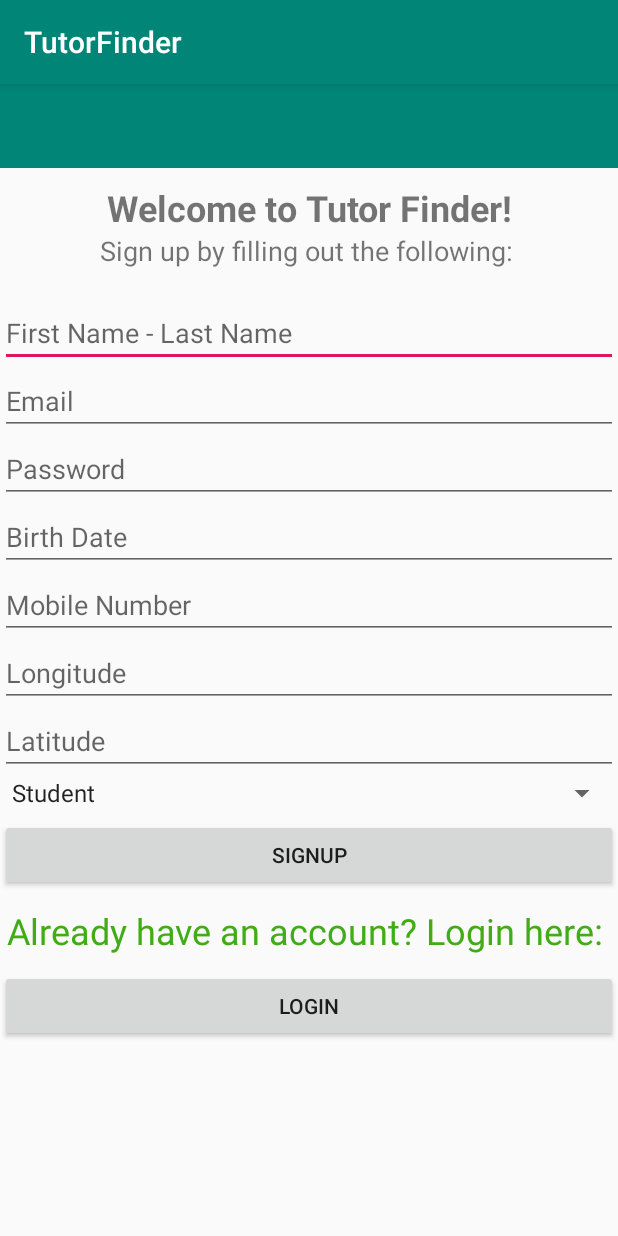
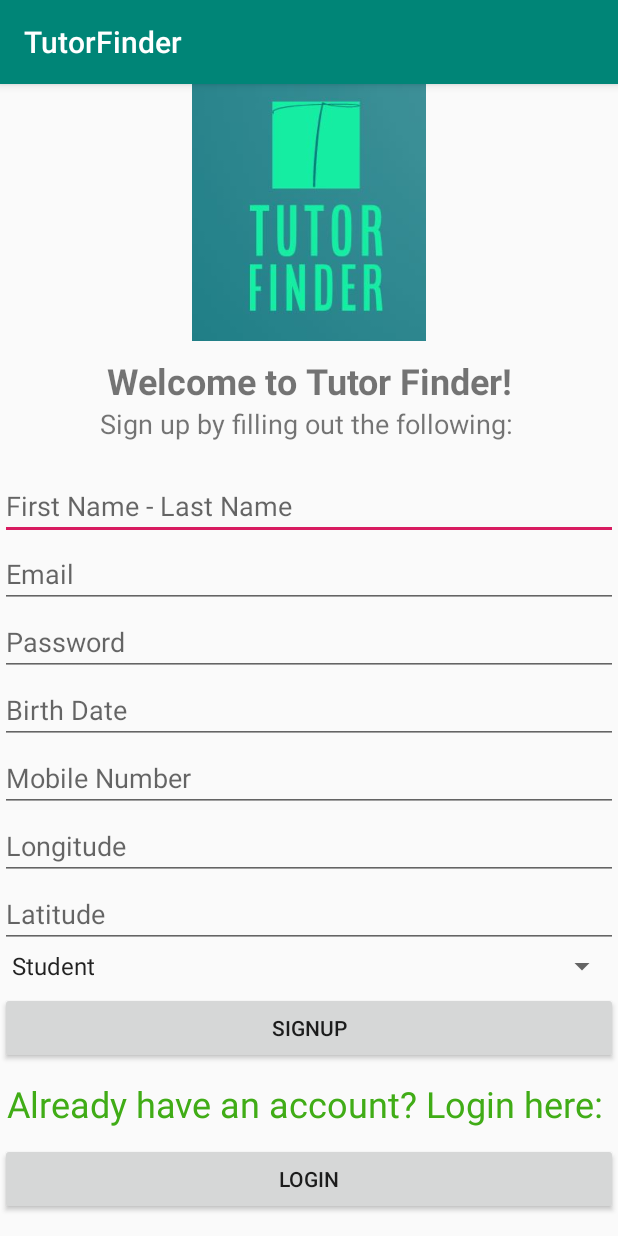
Before and after one commit to David-Bromell/Android-Development-Project, an Android app: the screen it shows after launch (MainActivity), on a phone screen of 412 x 824 dp. Run offline under Robolectric (Android 15) with nearby library versions, the phone set to English and light mode, and no system bars; our stand-ins replace Firebase (no records; nobody signed in at launch, a user with empty details on screens opened directly).

Commit message:
Logo creation
Logo created for thre user in the opening screen, as well as main window screen

```diff
--- a/app/src/main/res/layout/activity_main.xml
+++ b/app/src/main/res/layout/activity_main.xml
@@ -17,13 +17,11 @@
             android:layout_height="wrap_content"
             android:orientation="vertical" >
 
-            <androidx.appcompat.widget.Toolbar
-                android:id="@+id/toolbar2"
+            <ImageView
+                android:id="@+id/imageView2"
                 android:layout_width="match_parent"
-                android:layout_height="wrap_content"
-                android:background="?attr/colorPrimary"
-                android:minHeight="?attr/actionBarSize"
-                android:theme="?attr/actionBarTheme" />
+                android:layout_height="171dp"
+                app:srcCompat="@drawable/logo" />
 
             <TextView
                 android:id="@+id/textView2"
--- a/app/src/main/res/layout/activity_profile.xml
+++ b/app/src/main/res/layout/activity_profile.xml
@@ -84,8 +84,8 @@
 
     <ImageView
         android:id="@+id/profileImageView"
-        android:layout_width="179dp"
-        android:layout_height="118dp"
+        android:layout_width="222dp"
+        android:layout_height="142dp"
         android:onClick="handleImageClick"
         android:textSize="20sp"
         app:layout_constraintBottom_toBottomOf="parent"
```
Also changed, not shown: app/src/main/res/layout/activity_main_user_screen.xml (+7 -8 lines), app/src/main/res/drawable/logo.JPG (added).
